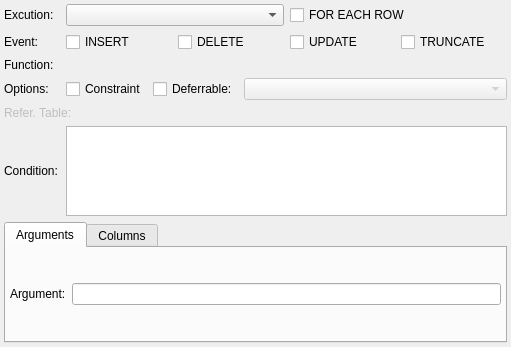
Old version of the form libpgmodeler_ui/ui/triggerwidget.ui in the repository pgmodeler/pgmodeler.
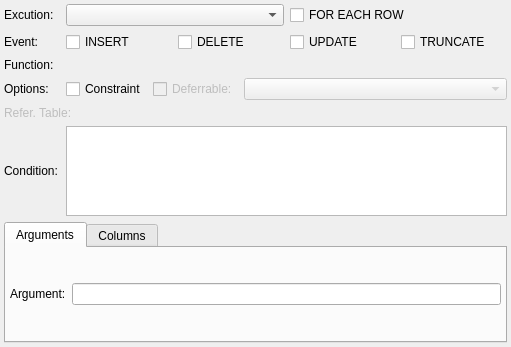
New version of the form.

Patch:
```diff
--- a/libpgmodeler_ui/ui/triggerwidget.ui
+++ b/libpgmodeler_ui/ui/triggerwidget.ui
@@ -43,6 +43,9 @@
      </item>
      <item>
       <widget class="QCheckBox" name="deferrable_chk">
+       <property name="enabled">
+        <bool>false</bool>
+       </property>
        <property name="sizePolicy">
         <sizepolicy hsizetype="Minimum" vsizetype="Fixed">
          <horstretch>0</horstretch>
```
